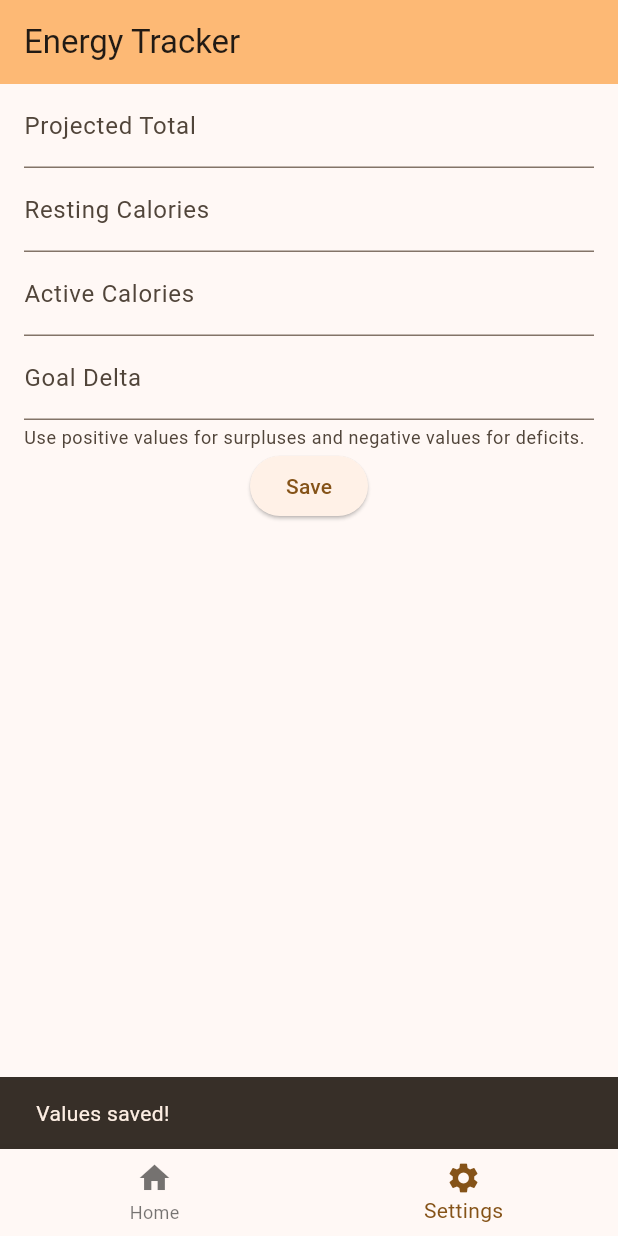
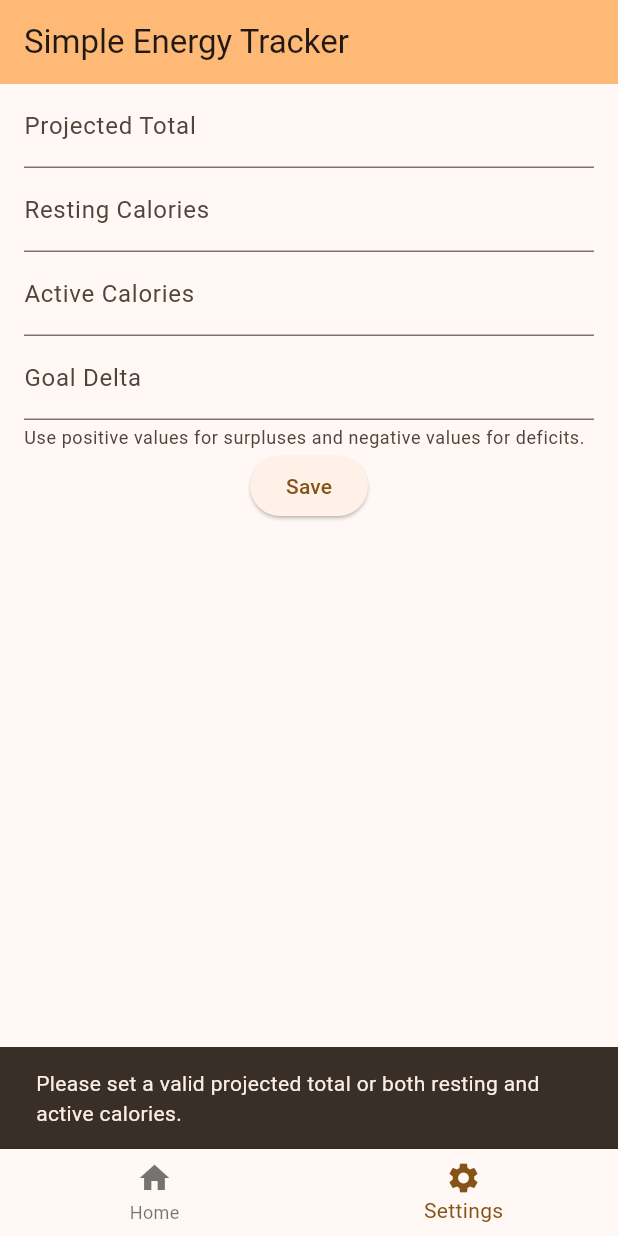
Before and after one commit to collinsinclair/energy_tracker, a Flutter app: the screen it shows after launch, item 2 of the bottom bar chosen, after a tap on "Save", on a phone screen of 412 x 824 dp. Run offline on Flutter 3.47's test engine with Material 3 defaults, Android fonts, the phone set to English and light mode, and no system bars; our stand-ins replace shared_preferences.

Commit message:
small changes

```diff
--- a/lib/main.dart
+++ b/lib/main.dart
@@ -15,7 +15,7 @@ class MyApp extends StatelessWidget {
       theme: AppTheme.lightTheme,
       darkTheme: AppTheme.darkTheme,
       themeMode: ThemeMode.system,
-      home: const MyHomePage(title: 'Energy Tracker'),
+      home: const MyHomePage(title: 'Simple Energy Tracker'),
     );
   }
 }
--- a/lib/screens/home_page.dart
+++ b/lib/screens/home_page.dart
@@ -29,10 +29,6 @@ class _MyHomePageState extends State<MyHomePage> {
   @override
   Widget build(BuildContext context) {
     return Scaffold(
-      appBar: AppBar(
-        backgroundColor: Theme.of(context).colorScheme.inversePrimary,
-        title: Text(widget.title),
-      ),
       body: _widgetOptions[_selectedIndex],
       bottomNavigationBar: BottomNavBar(
         selectedIndex: _selectedIndex,
--- a/lib/screens/tabs/home_tab.dart
+++ b/lib/screens/tabs/home_tab.dart
@@ -156,14 +156,12 @@ class HomeTabState extends State<HomeTab> {
   @override
   Widget build(BuildContext context) {
     return Scaffold(
+      appBar: AppBar(
+        backgroundColor: Theme.of(context).colorScheme.inversePrimary,
+        title: Text('Remaining Calories: $_remainingCalories'),
+      ),
       body: Column(
         children: [
-          const SizedBox(height: 16),
-          Text(
-            'Remaining Calories: $_remainingCalories',
-            style: Theme.of(context).textTheme.headlineMedium,
-          ),
-          const SizedBox(height: 16),
           Expanded(
             child: ListView.builder(
               itemCount: _entries.length + 1,
--- a/lib/screens/tabs/settings_tab.dart
+++ b/lib/screens/tabs/settings_tab.dart
@@ -36,6 +36,10 @@ class SettingsTabState extends State<SettingsTab> {
   }
 
   void _saveValues() async {
+    if (_goalDeltaController.text.isEmpty) {
+      _goalDeltaController.text = '0';
+    }
+
     SharedPreferences prefs = await SharedPreferences.getInstance();
     await prefs.setString('projectedTotal', _projectedTotalController.text);
     await prefs.setString('restingCalories', _restingCaloriesController.text);
@@ -54,7 +58,12 @@ class SettingsTabState extends State<SettingsTab> {
 
   @override
   Widget build(BuildContext context) {
-    return Form(
+    return Scaffold(
+      appBar: AppBar(
+        backgroundColor: Theme.of(context).colorScheme.inversePrimary,
+        title: const Text('Simple Energy Tracker'),
+      ),
+      body: Form(
         key: _formKey,
         child: Padding(
           padding: const EdgeInsets.symmetric(horizontal: 16.0),
@@ -84,7 +93,8 @@ class SettingsTabState extends State<SettingsTab> {
               ),
               ElevatedButton(
                 onPressed: () {
-                if (_formKey.currentState!.validate()) {
+                  if (_formKey.currentState!.validate() &&
+                      _validateFormCombinations()) {
                     _saveValues();
                     ScaffoldMessenger.of(context).showSnackBar(
                       const SnackBar(content: Text('Values saved!')),
@@ -94,6 +104,7 @@ class SettingsTabState extends State<SettingsTab> {
                 child: const Text('Save'),
               ),
             ],
+          ),
         ),
       ),
     );
@@ -138,4 +149,26 @@ class SettingsTabState extends State<SettingsTab> {
     }
     return null;
   }
+
+  bool _validateFormCombinations() {
+    final isProjectedTotalValid = _projectedTotalController.text.isNotEmpty &&
+        _validatePositiveInteger(_projectedTotalController.text) == null;
+    final isRestingCaloriesValid = _restingCaloriesController.text.isNotEmpty &&
+        _validatePositiveInteger(_restingCaloriesController.text) == null;
+    final isActiveCaloriesValid = _activeCaloriesController.text.isNotEmpty &&
+        _validatePositiveInteger(_activeCaloriesController.text) == null;
+
+    if (!isProjectedTotalValid &&
+        (!isRestingCaloriesValid || !isActiveCaloriesValid)) {
+      ScaffoldMessenger.of(context).showSnackBar(
+        const SnackBar(
+          content: Text(
+              'Please set a valid projected total or both resting and active calories.'),
+        ),
+      );
+      return false;
     }
+
+    return true;
+  }
+}
```
Lines whose indentation alone changed are shown as unchanged.
